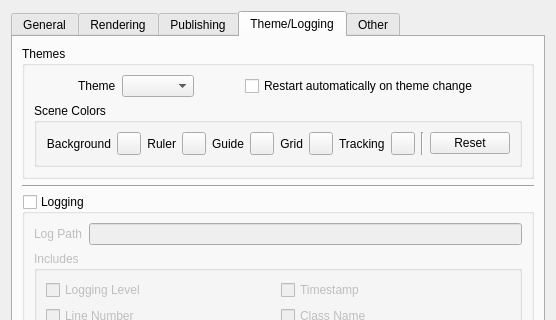
The window that mainApp/preferences.ui (trevorsandy/lpub3d-ci) describes before a commit, drawn with Qt 5; both pictures show x 0 to 556 and y 0 to 320 of the 556 by 757 pixel window.
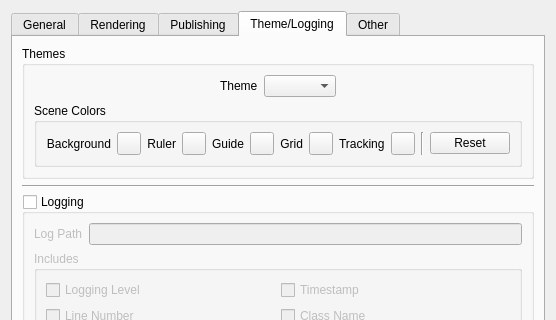
The same window after the commit. The open tabs and pages were chosen to show the change. Icons and pictures are not drawn.

Commit message: Automate theme change without application restart. #73

```diff
--- a/mainApp/preferences.ui
+++ b/mainApp/preferences.ui
@@ -1973,29 +1973,6 @@
               </property>
              </spacer>
             </item>
-            <item>
-             <widget class="QCheckBox" name="themeAutoRestartBox">
-              <property name="toolTip">
-               <string>Check to suppress message prompt to restart application on theme change.</string>
-              </property>
-              <property name="text">
-               <string>Restart automatically on theme change</string>
-              </property>
-             </widget>
-            </item>
-            <item>
-             <spacer name="horizontalSpacer_17">
-              <property name="orientation">
-               <enum>Qt::Horizontal</enum>
-              </property>
-              <property name="sizeHint" stdset="0">
-               <size>
-                <width>40</width>
-                <height>20</height>
-               </size>
-              </property>
-             </spacer>
-            </item>
            </layout>
           </item>
           <item>
```
Left out of the diff: 1 changed line with no effect on the pictures. The commit also changes 23 other files.
